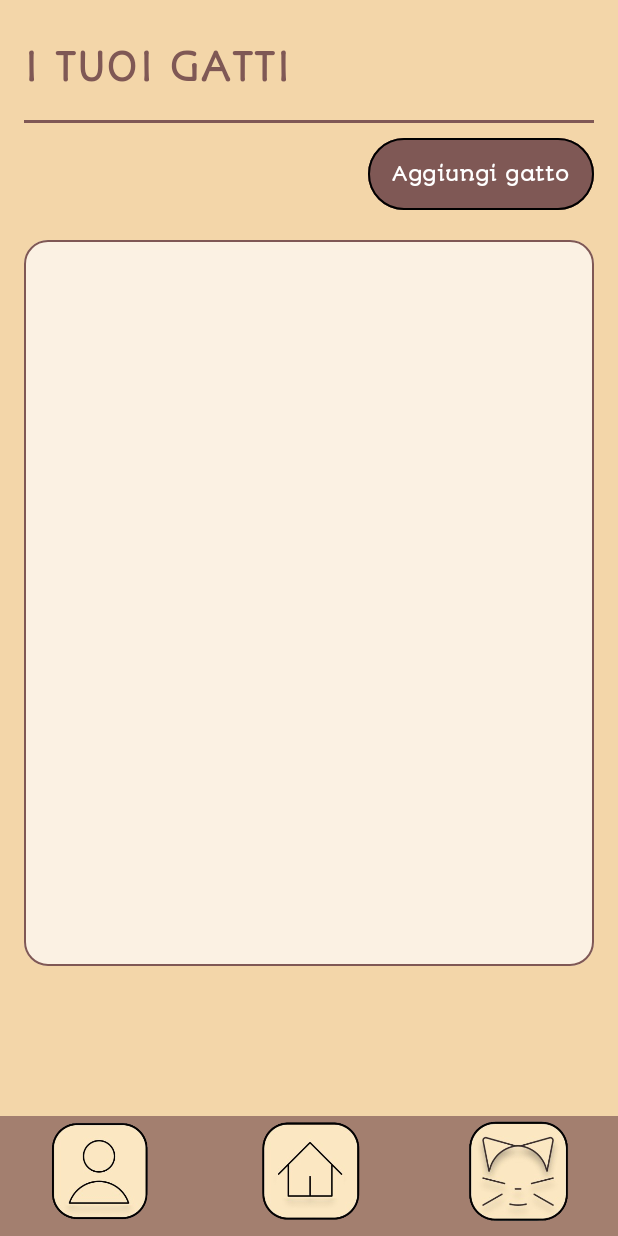
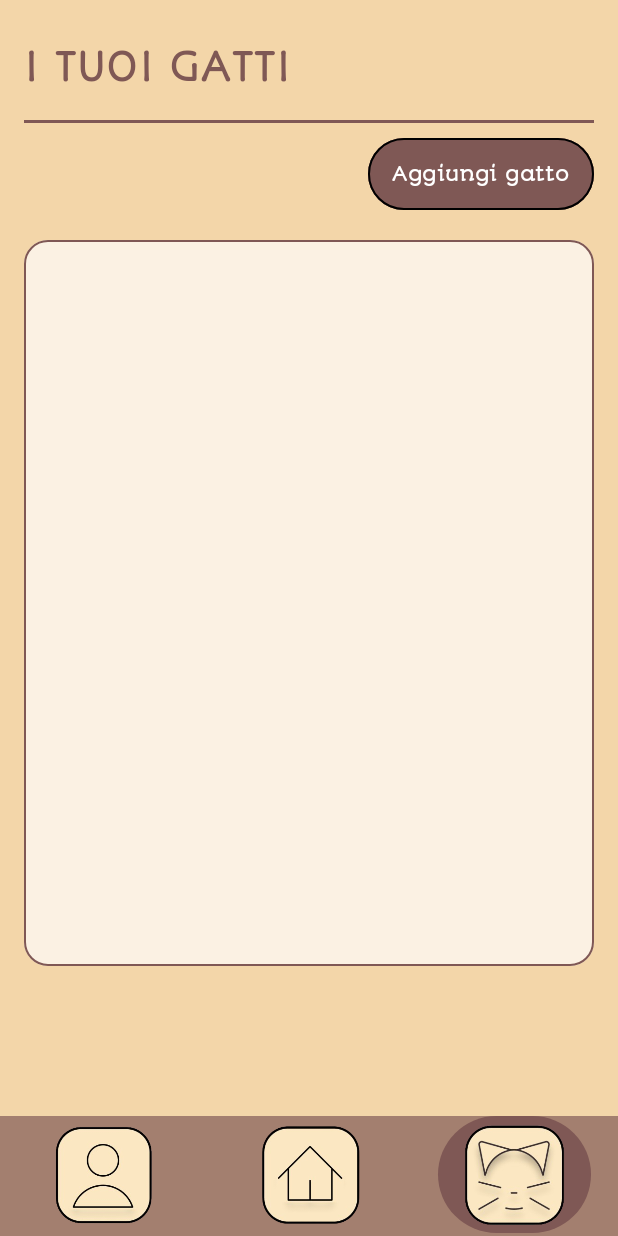
Before and after one commit to alessiarolla/MEOApp, an Android app built with Jetpack Compose: the screen it shows after launch (MainActivity), item 3 of the bottom bar chosen, on a phone screen of 412 x 824 dp. Run offline under Robolectric (Android 15) with nearby library versions, the phone set to English and light mode, and no system bars; our stand-ins replace Firebase (no records; nobody signed in at launch, a user with empty details on screens opened directly); libraries missing offline, so code that uses them is left out: com.github.mikephil.charting.

Commit message:
barra navigazione sistemata

```diff
--- a/app/src/main/java/com/example/meoapp/MainActivity.kt
+++ b/app/src/main/java/com/example/meoapp/MainActivity.kt
@@ -15,10 +15,17 @@ import android.util.Log
 import androidx.activity.ComponentActivity
 import androidx.activity.compose.setContent
 import androidx.activity.result.contract.ActivityResultContracts
+import androidx.compose.foundation.BorderStroke
 import androidx.compose.foundation.Image
+import androidx.compose.foundation.background
+import androidx.compose.foundation.layout.Arrangement
+import androidx.compose.foundation.layout.Row
+import androidx.compose.foundation.layout.fillMaxWidth
 import androidx.compose.foundation.layout.height
 import androidx.compose.foundation.layout.padding
 import androidx.compose.foundation.layout.size
+import androidx.compose.foundation.layout.width
+import androidx.compose.foundation.shape.RoundedCornerShape
 import androidx.compose.material3.*
 import androidx.compose.runtime.Composable
 import androidx.compose.ui.Modifier
@@ -36,6 +43,7 @@ import androidx.navigation.NavController
 import androidx.navigation.NavHostController
 import androidx.navigation.compose.NavHost
 import androidx.navigation.compose.composable
+import androidx.navigation.compose.currentBackStackEntryAsState
 import androidx.navigation.compose.rememberNavController
 import com.example.meoapp.ui.theme.MEOAppTheme
 import com.google.firebase.FirebaseApp
@@ -224,27 +232,45 @@ class MainActivity : ComponentActivity() {
 
         NavigationBar(
             containerColor = Color(0xFFA37F6F),
-            modifier = Modifier.height(80.dp) // Imposta l'altezza desiderata
-        )  {
+            modifier = Modifier.height(80.dp)
+        ) {
+            val navBackStackEntry = navController.currentBackStackEntryAsState()
+            val currentRoute = navBackStackEntry.value?.destination?.route
+
+            Row(
+                modifier = Modifier
+                    .fillMaxWidth()
+                    .padding(top = 6.dp),
+                horizontalArrangement = Arrangement.SpaceBetween
+            ) {
                 items.forEach { item ->
+                    val isSelected = currentRoute == item.route
                     NavigationBarItem(
                         label = {},
                         icon = {
                             Image(
                                 painter = painterResource(id = item.iconRes),
                                 contentDescription = null,
-                            modifier = Modifier.size(70.dp) // Set the desired size
+                                modifier = Modifier.size(70.dp)
                             )
                         },
-                    selected = navController.currentDestination?.route == item.route,
+                        selected = isSelected,
+
                         onClick = {
                             navController.navigate(item.route) {
                                 popUpTo(navController.graph.startDestinationId) { saveState = true }
                                 launchSingleTop = true
                                 restoreState = true
                             }
+                        },
+                        colors = NavigationBarItemDefaults.colors(
+                            selectedIconColor = Color(0xFF7F5855), // icona selezionata
+                            selectedTextColor = Color(0xFF7F5855), // testo selezionato
+                            indicatorColor = Color(0xFF7F5855), // indicatore di selezione
+
+                        ),
+                        )
                 }
-                )
             }
         }
     }
```
Lines whose indentation alone changed are shown as unchanged.
